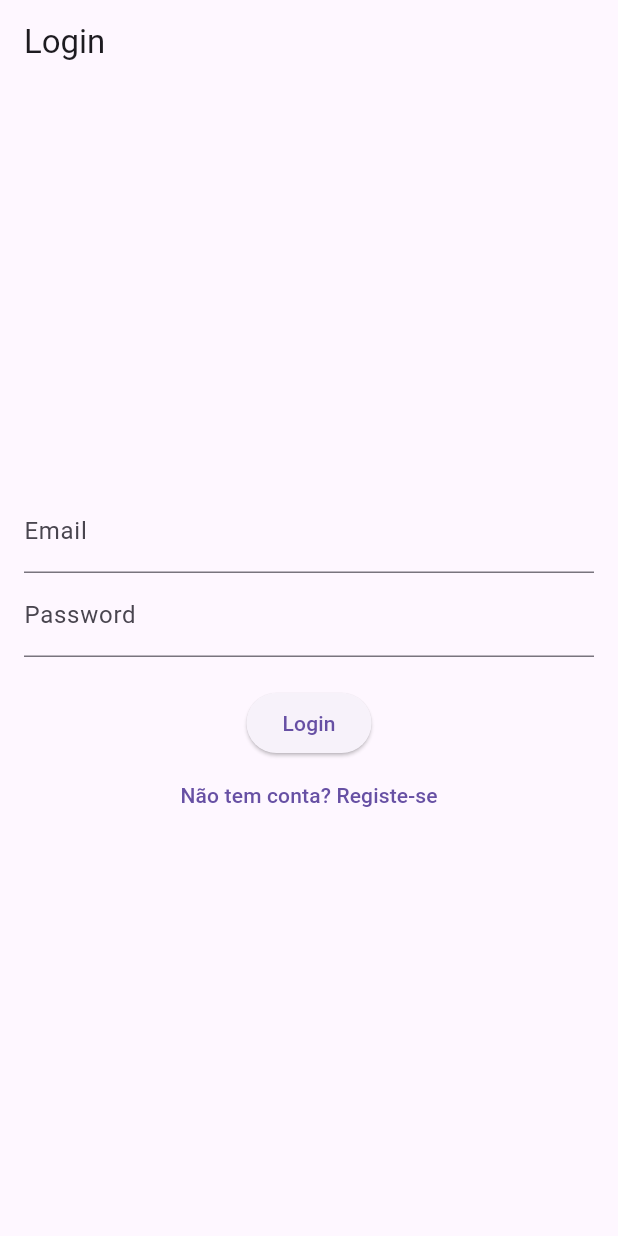
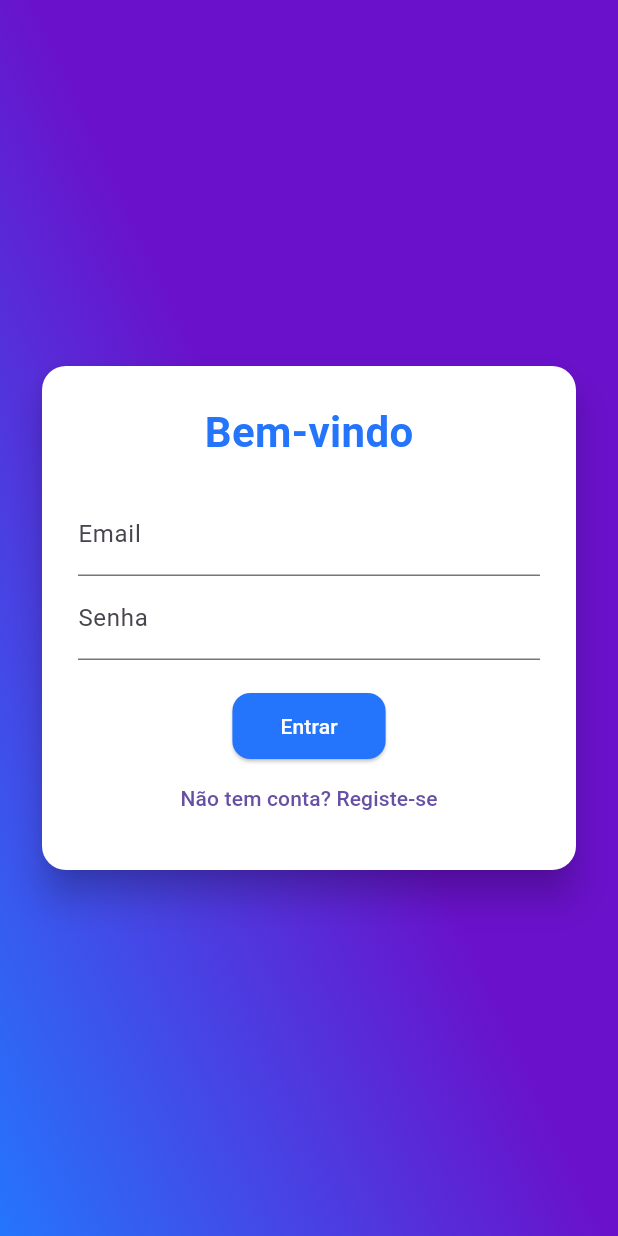
Before and after one commit to muhadil1/cantina, a Flutter app: the screen it shows after launch, on a phone screen of 412 x 824 dp. Run offline on Flutter 3.47's test engine with Material 3 defaults, Android fonts, the phone set to English and light mode, and no system bars; our stand-ins replace cloud_firestore, firebase_auth, firebase_core, firebase_messaging; accounts and stored records are empty.

Commit message:
alterei o desigb da tela de login na pasta views

```diff
--- a/lib/views/auth/login_view.dart
+++ b/lib/views/auth/login_view.dart
@@ -8,29 +8,105 @@ class LoginView extends StatefulWidget {
   _LoginViewState createState() => _LoginViewState();
 }
 
-class _LoginViewState extends State<LoginView> {
+class _LoginViewState extends State<LoginView> with TickerProviderStateMixin {
   final TextEditingController _emailController = TextEditingController();
   final TextEditingController _passwordController = TextEditingController();
+
+  late AnimationController _backgroundController;
+  late AnimationController _formController;
+  late Animation<Alignment> _alignmentAnimation;
+  late Animation<double> _fadeAnimation;
+  late Animation<Offset> _slideAnimation;
+
+  @override
+  void initState() {
+    super.initState();
+
+    _backgroundController = AnimationController(
+      vsync: this,
+      duration: Duration(seconds: 6),
+    )..repeat(reverse: true);
+
+    _alignmentAnimation = Tween<Alignment>(
+      begin: Alignment.topLeft,
+      end: Alignment.bottomRight,
+    ).animate(
+      CurvedAnimation(parent: _backgroundController, curve: Curves.easeInOut),
+    );
+
+    _formController = AnimationController(
+      vsync: this,
+      duration: Duration(milliseconds: 800),
+    );
+
+    _fadeAnimation = CurvedAnimation(
+      parent: _formController,
+      curve: Curves.easeIn,
+    );
+
+    _slideAnimation = Tween<Offset>(
+      begin: Offset(0, 0.3),
+      end: Offset.zero,
+    ).animate(CurvedAnimation(parent: _formController, curve: Curves.easeOut));
+
+    _formController.forward();
+  }
 
   @override
   void dispose() {
     _emailController.dispose();
     _passwordController.dispose();
+    _backgroundController.dispose();
+    _formController.dispose();
     super.dispose();
   }
 
   @override
   Widget build(BuildContext context) {
-    // Acessa o ViewModel usando Provider
     final loginViewModel = Provider.of<LoginViewModel>(context);
 
     return Scaffold(
-      appBar: AppBar(title: Text('Login')),
-      body: Padding(
-        padding: const EdgeInsets.all(16.0),
+      body: AnimatedBuilder(
+        animation: _alignmentAnimation,
+        builder: (context, child) {
+          return Container(
+            decoration: BoxDecoration(
+              gradient: LinearGradient(
+                begin: _alignmentAnimation.value,
+                end: Alignment.bottomLeft,
+                colors: [Color(0xFF6A11CB), Color(0xFF2575FC)],
+              ),
+            ),
+            child: child,
+          );
+        },
+        child: Center(
+          child: SingleChildScrollView(
+            padding: const EdgeInsets.all(24.0),
+            child: SlideTransition(
+              position: _slideAnimation,
+              child: FadeTransition(
+                opacity: _fadeAnimation,
+                child: Card(
+                  shape: RoundedRectangleBorder(
+                    borderRadius: BorderRadius.circular(16),
+                  ),
+                  elevation: 10,
+                  color: Colors.white,
+                  child: Padding(
+                    padding: const EdgeInsets.all(24.0),
                     child: Column(
-          mainAxisAlignment: MainAxisAlignment.center,
+                      mainAxisSize: MainAxisSize.min,
                       children: <Widget>[
+                        Text(
+                          'Bem-vindo',
+                          style: TextStyle(
+                            fontSize: 28,
+                            fontWeight: FontWeight.bold,
+                            color: Color(0xFF2575FC),
+                          ),
+                        ),
+                        SizedBox(height: 20),
                         TextField(
                           controller: _emailController,
                           decoration: InputDecoration(labelText: 'Email'),
@@ -38,36 +114,47 @@ class _LoginViewState extends State<LoginView> {
                         ),
                         TextField(
                           controller: _passwordController,
-              decoration: InputDecoration(labelText: 'Password'),
+                          decoration: InputDecoration(labelText: 'Senha'),
                           obscureText: true,
                         ),
                         SizedBox(height: 20),
-            if (loginViewModel.isLoading) // Mostra indicador de loading se estiver a carregar
+                        if (loginViewModel.isLoading)
                           CircularProgressIndicator()
                         else
                           ElevatedButton(
+                            style: ElevatedButton.styleFrom(
+                              backgroundColor: Color(0xFF2575FC),
+                              foregroundColor: Colors.white,
+                              padding: EdgeInsets.symmetric(
+                                horizontal: 32,
+                                vertical: 12,
+                              ),
+                              shape: RoundedRectangleBorder(
+                                borderRadius: BorderRadius.circular(12),
+                              ),
+                            ),
                             onPressed: () async {
-                  // Chama o método do ViewModel ao pressionar o botão
                               bool success = await loginViewModel.signIn(
                                 email: _emailController.text,
                                 password: _passwordController.text,
                               );
                               if (success) {
-                    // Navegar para a próxima tela (ex: HomeView)
                                 print('Login Successful!');
                                 // TODO: Implementar navegação
-
                               } else {
-                    // Mostrar mensagem de erro (ex: usando um SnackBar)
-                    print('Login Failed: ${loginViewModel.errorMessage}');
+                                print(
+                                  'Login Failed: ${loginViewModel.errorMessage}',
+                                );
                                 ScaffoldMessenger.of(context).showSnackBar(
-                      SnackBar(content: Text(loginViewModel.errorMessage!)),
+                                  SnackBar(
+                                    content: Text(loginViewModel.errorMessage!),
+                                  ),
                                 );
                               }
                             },
-                child: Text('Login'),
+                            child: Text('Entrar'),
                           ),
-            if (loginViewModel.errorMessage != null) // Mostra mensagem de erro
+                        if (loginViewModel.errorMessage != null)
                           Padding(
                             padding: const EdgeInsets.only(top: 10.0),
                             child: Text(
@@ -77,10 +164,11 @@ class _LoginViewState extends State<LoginView> {
                           ),
                         TextButton(
                           onPressed: () {
-                // Navegar para a tela de Registo
-                Navigator.pushReplacement( // Substitui a tela atual pela de Registo
+                            Navigator.pushReplacement(
                               context,
-                  MaterialPageRoute(builder: (context) => SignupView()),
+                              MaterialPageRoute(
+                                builder: (context) => SignupView(),
+                              ),
                             );
                           },
                           child: Text('Não tem conta? Registe-se'),
@@ -88,6 +176,12 @@ class _LoginViewState extends State<LoginView> {
                       ],
                     ),
                   ),
+                ),
+              ),
+            ),
+          ),
+        ),
+      ),
     );
   }
 }
```
Lines whose indentation alone changed are shown as unchanged.
